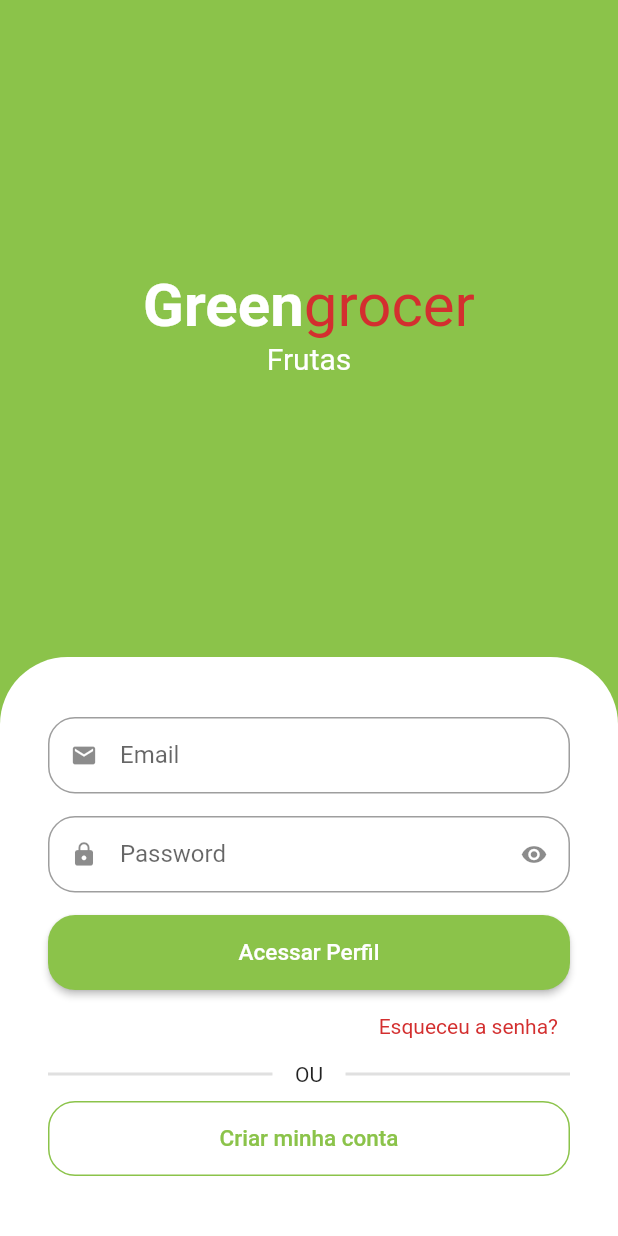
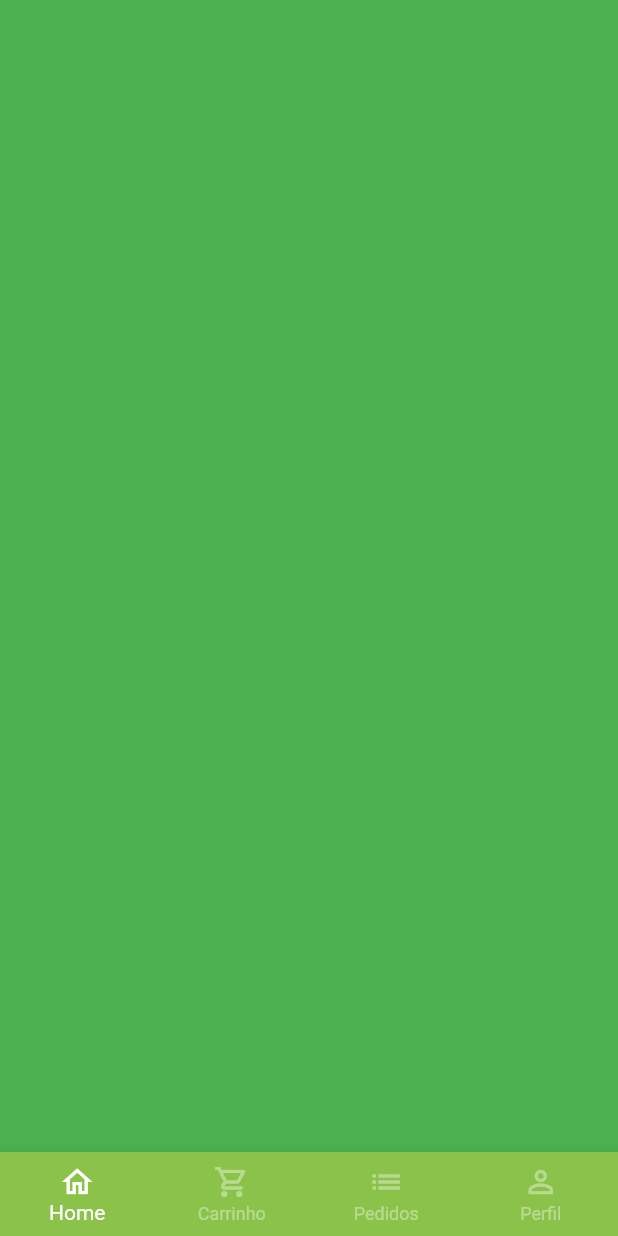
Before and after one commit to glesiosantos/greengrocer, a Flutter app: the screen it shows after launch, after a tap on "Acessar Perfil", on a phone screen of 412 x 824 dp. Run offline on Flutter 3.47's test engine with Material 2 defaults, Android fonts, the phone set to English and light mode, and no system bars; drawn by our look-alikes of animated_text_kit; our stand-ins replace mask_text_input_formatter.

Commit message:
adicionando a BaseScreen e criando bottomNavigation

```diff
--- a/lib/src/auth/sign_in_screen.dart
+++ b/lib/src/auth/sign_in_screen.dart
@@ -1,5 +1,6 @@
 import 'package:flutter/material.dart';
 import 'package:greengrocer/src/auth/sign_up_screen.dart';
+import 'package:greengrocer/src/base/base_screen.dart';
 import 'package:greengrocer/src/custom/custom_button_outlined.dart';
 import 'package:greengrocer/src/custom/custom_elevated_button.dart';
 import 'package:greengrocer/src/custom/custom_row_divider.dart';
@@ -80,7 +81,14 @@ class SignInScreen extends StatelessWidget {
                       labelInput: 'Password',
                       isSecret: true,
                     ),
-                    const CustomElevetadButton(textButton: 'Acessar Perfil'),
+                    CustomElevetadButton(
+                      textButton: 'Acessar Perfil',
+                      onPressed: () {
+                        Navigator.of(context).pushReplacement(MaterialPageRoute(
+                          builder: (context) => const BaseSreen(),
+                        ));
+                      },
+                    ),
                     Align(
                       alignment: Alignment.centerRight,
                       child: TextButton(
--- a/lib/src/auth/sign_up_screen.dart
+++ b/lib/src/auth/sign_up_screen.dart
@@ -79,7 +79,10 @@ class SignUpScreen extends StatelessWidget {
                         //   labelInput: 'Password Confirmation',
                         //   isSecret: true,
                         // ),
-                        const CustomElevetadButton(textButton: 'CRIAR CONTA'),
+                        CustomElevetadButton(
+                          textButton: 'CRIAR CONTA',
+                          onPressed: () {},
+                        ),
                       ],
                     ),
                   )
--- /dev/null
+++ b/lib/src/base/base_screen.dart
@@ -0,0 +1,30 @@
+import 'package:flutter/material.dart';
+import 'package:greengrocer/src/config/custom_colors.dart';
+
+class BaseSreen extends StatelessWidget {
+  const BaseSreen({super.key});
+
+  @override
+  Widget build(BuildContext context) {
+    return Scaffold(
+      body: Container(
+        color: Colors.green,
+      ),
+      bottomNavigationBar: BottomNavigationBar(
+        type: BottomNavigationBarType.fixed,
+        backgroundColor: CustomColors.customSwatchColor,
+        selectedItemColor: Colors.white,
+        unselectedItemColor: Colors.white.withAlpha(100),
+        items: const [
+          BottomNavigationBarItem(
+              icon: Icon(Icons.home_outlined), label: 'Home'),
+          BottomNavigationBarItem(
+              icon: Icon(Icons.shopping_cart_outlined), label: 'Carrinho'),
+          BottomNavigationBarItem(icon: Icon(Icons.list), label: 'Pedidos'),
+          BottomNavigationBarItem(
+              icon: Icon(Icons.person_outline), label: 'Perfil'),
+        ],
+      ),
+    );
+  }
+}
--- a/lib/src/custom/custom_elevated_button.dart
+++ b/lib/src/custom/custom_elevated_button.dart
@@ -2,7 +2,12 @@ import 'package:flutter/material.dart';
 
 class CustomElevetadButton extends StatelessWidget {
   final String textButton;
-  const CustomElevetadButton({super.key, required this.textButton});
+  final Function() onPressed;
+  const CustomElevetadButton({
+    super.key,
+    required this.textButton,
+    required this.onPressed,
+  });
 
   @override
   Widget build(BuildContext context) {
@@ -12,7 +17,7 @@ class CustomElevetadButton extends StatelessWidget {
         style: ElevatedButton.styleFrom(
             shape: RoundedRectangleBorder(
                 borderRadius: BorderRadius.circular(18))),
-        onPressed: () {},
+        onPressed: onPressed,
         child: Text(
           textButton,
           style: const TextStyle(fontSize: 15, color: Colors.white),
```
